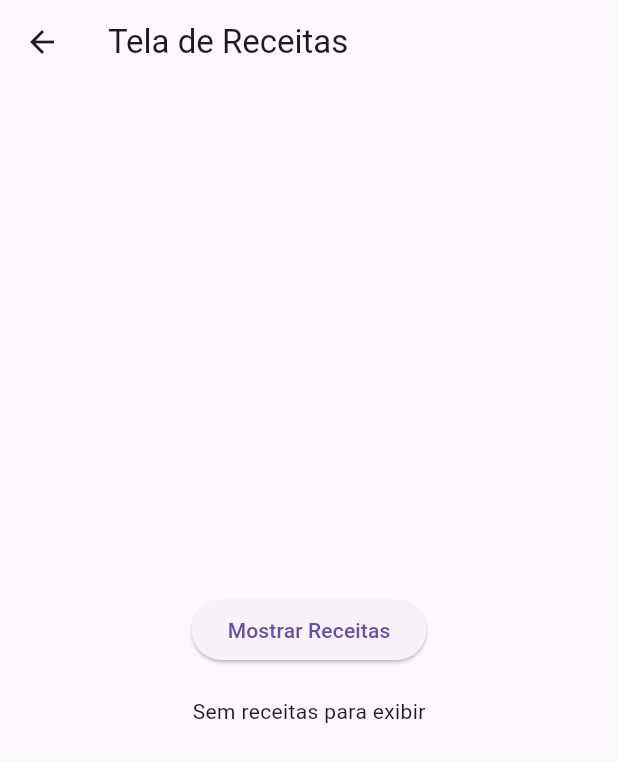
After one commit to LetoBad/ProjetoFinalFlutter, a Flutter app: the TelaSpoonacular screen opened directly, on a phone screen of 412 x 824 dp. The commit adds this screen. Shown: the top 762 px of the screen. Run offline on Flutter 3.47's test engine with Material 3 defaults, Android fonts, the phone set to English and light mode, and no system bars; our stand-ins replace sqflite; accounts and stored records are empty.

Commit message:
acho que foi

```diff
--- /dev/null
+++ b/fitapp/lib/TelaSpoonacular.dart
@@ -0,0 +1,37 @@
+import 'package:flutter/material.dart';
+
+class TelaSpoonacular extends StatefulWidget {
+  @override
+  _TelaSpoonacularState createState() => _TelaSpoonacularState();
+}
+
+class _TelaSpoonacularState extends State<TelaSpoonacular> {
+  String _resultado = 'Sem receitas para exibir';
+
+  @override
+  Widget build(BuildContext context) {
+    return Scaffold(
+      appBar: AppBar(
+        title: const Text("Tela de Receitas"),
+      ),
+      body: Center(
+        child: Column(
+          mainAxisAlignment: MainAxisAlignment.center,
+          children: [
+            ElevatedButton(
+                onPressed: () {
+                  setState(() {
+                    // Ação simples ao clicar no botão
+                    _resultado =
+                        'Aqui poderiam ser exibidas receitas estáticas!';
+                  });
+                },
+                child: const Text("Mostrar Receitas")),
+            const SizedBox(height: 20),
+            Text(_resultado),
+          ],
+        ),
+      ),
+    );
+  }
+}
--- a/fitapp/lib/Telainicial.dart
+++ b/fitapp/lib/Telainicial.dart
@@ -2,6 +2,7 @@ import 'package:fitapp/Alimentos.dart';
 import 'package:fitapp/AlimentosDao.dart';
 import 'package:fitapp/Calculadora.dart';
 import 'package:fitapp/ListaAlimentos.dart';
+import 'package:fitapp/TelaSpoonacular.dart'; // Importando a tela que consome a API
 import 'package:flutter/material.dart';
 
 class Telainicial extends StatefulWidget {
@@ -51,10 +52,11 @@ class _TelainicialState extends State<Telainicial> {
         onRemove: _delAlimentos,
         onInsert: _insAlimentos,
       ), // Lista de alimentos
+      TelaSpoonacular(), // Nova tela para consumir a API
     ];
 
     return Scaffold(
-      body: widgetOptions[_indexSelecionado],
+      body: widgetOptions[_indexSelecionado], // Exibe a tela selecionada
       bottomNavigationBar: BottomNavigationBar(
         items: const <BottomNavigationBarItem>[
           BottomNavigationBarItem(
@@ -65,12 +67,16 @@ class _TelainicialState extends State<Telainicial> {
             icon: Icon(Icons.food_bank),
             label: 'Alimentos',
           ),
+          BottomNavigationBarItem(
+            icon: Icon(Icons.api),
+            label: 'Receitas API',
+          ),
         ],
         currentIndex: _indexSelecionado,
         selectedItemColor: Colors.lightGreen,
         onTap: (index) {
           setState(() {
-            _indexSelecionado = index;
+            _indexSelecionado = index; // Atualiza o índice da navegação
           });
         },
       ),
```
Also changed, not shown: fitapp/lib/receitas_screen.dart (+19 -6 lines), fitapp/lib/spoonacular_service.dart (+19 -22 lines).
